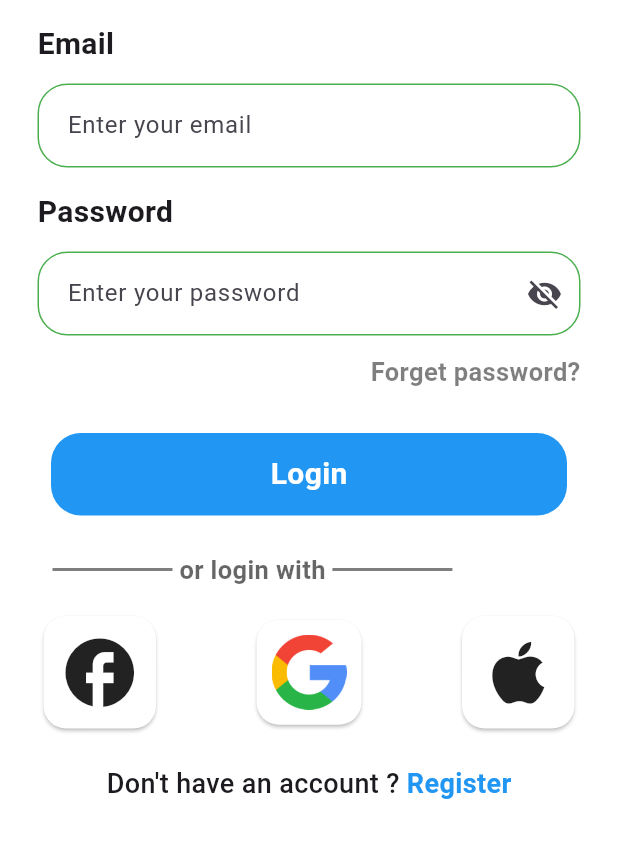
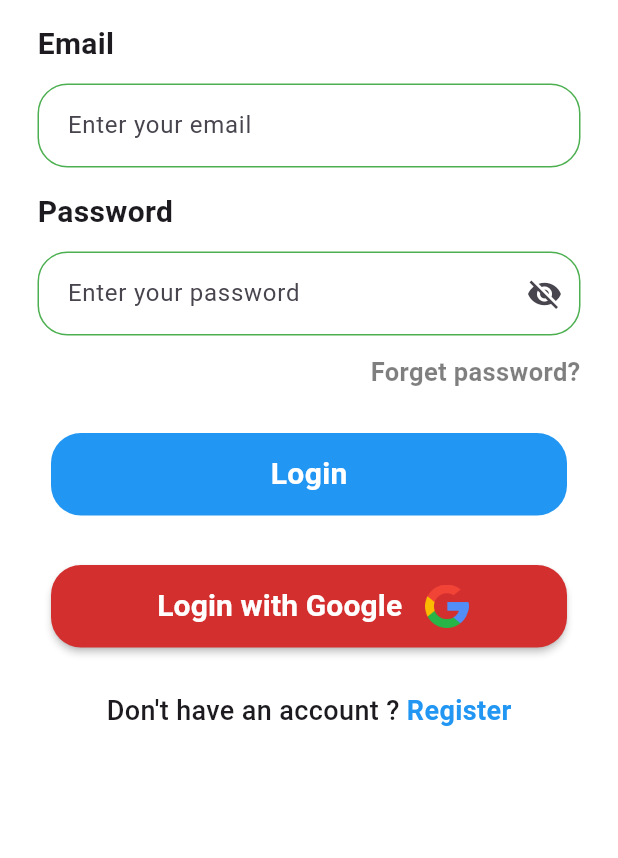
Before and after one commit to Youssef-Ma7moud-Eid/chatt_app, a Flutter app: the screen it shows after launch, on a phone screen of 412 x 824 dp, the part 239-1097 px from its top. Run offline on Flutter 3.47's test engine with Material 3 defaults, Android fonts, the phone set to English and light mode, and no system bars; our stand-ins replace awesome_dialog, firebase_auth, firebase_core, google_sign_in; accounts and stored records are empty.

Commit message:
login with google

```diff
--- a/lib/views/login_page.dart
+++ b/lib/views/login_page.dart
@@ -1,15 +1,13 @@
 import 'package:awesome_dialog/awesome_dialog.dart';
 import 'package:chatt_app/views/home_page.dart';
-
+import 'package:google_sign_in/google_sign_in.dart';
 import 'package:chatt_app/views/signup_page.dart';
 import 'package:chatt_app/widgets/accounts_login_widget.dart';
 import 'package:chatt_app/widgets/avatar_widget.dart';
-
 import 'package:chatt_app/widgets/buttom_widget.dart';
 import 'package:chatt_app/widgets/custom_appbar.dart';
 import 'package:chatt_app/widgets/login_in_accounts.dart';
 import 'package:chatt_app/widgets/text_fields_with_icons.dart';
-
 import 'package:chatt_app/widgets/text_widget.dart';
 import 'package:firebase_auth/firebase_auth.dart';
 import 'package:flutter/material.dart';
@@ -133,17 +131,46 @@ class _LoginPageState extends State<LoginPage> {
                       ),
                     ),
               const SizedBox(height: 15),
-              const LoginInAccounts(),
-              const SizedBox(height: 15),
-              Row(
-                mainAxisAlignment: MainAxisAlignment.spaceBetween,
-                children: [
-                  const CardAccount(child: Icon(Icons.facebook, size: 55)),
-                  CardAccount(
-                    child: Image.asset("assets/4.png", height: 50),
+              Padding(
+                padding: const EdgeInsets.all(9),
+                child: MaterialButton(
+                  textColor: Colors.white,
+                  color: Colors.red[700],
+                  height: 55,
+                  shape: RoundedRectangleBorder(
+                    borderRadius: BorderRadius.circular(20),
                   ),
-                  const CardAccount(child: Icon(Icons.apple, size: 55)),
-                ],
+                  onPressed: () async {
+                    signInWithGoogle();
+
+                    AwesomeDialog(
+                            btnOkOnPress: () {
+                              Navigator.pushReplacementNamed(
+                                  context, HomePage.id);
+                            },
+                            context: context,
+                            dialogType: DialogType.success,
+                            animType: AnimType.rightSlide,
+                            title: 'Sucess',
+                            desc: "login succsseful")
+                        .show();
+                  },
+                  child: Row(
+                    mainAxisAlignment: MainAxisAlignment.center,
+                    children: [
+                      const TextWidget(
+                        color: Colors.white,
+                        hinttext: " Login with Google   ",
+                        bold: true,
+                        size: 20,
+                      ),
+                      Image.asset(
+                        'assets/4.png',
+                        height: 29,
+                      ),
+                    ],
+                  ),
+                ),
               ),
               const SizedBox(height: 20),
               Row(
@@ -188,3 +215,21 @@ Future<void> checkEmailVerification(User user, BuildContext context) async {
     await Future.delayed(const Duration(seconds: 5)); // Check every 5 seconds
   }
 }
+
+Future<UserCredential> signInWithGoogle() async {
+  // Trigger the authentication flow
+  final GoogleSignInAccount? googleUser = await GoogleSignIn().signIn();
+
+  // Obtain the auth details from the request
+  final GoogleSignInAuthentication? googleAuth =
+      await googleUser?.authentication;
+
+  // Create a new credential
+  final credential = GoogleAuthProvider.credential(
+    accessToken: googleAuth?.accessToken,
+    idToken: googleAuth?.idToken,
+  );
+
+  // Once signed in, return the UserCredential
+  return await FirebaseAuth.instance.signInWithCredential(credential);
+}
--- a/pubspec.yaml
+++ b/pubspec.yaml
@@ -34,6 +34,7 @@ dependencies:
   firebase_core: ^3.4.1
   firebase_auth: ^5.2.1
   cloud_firestore: ^5.4.1
+  google_sign_in: ^6.2.2
   # The following adds the Cupertino Icons font to your application.
   # Use with the CupertinoIcons class for iOS style icons.
   cupertino_icons: ^1.0.6
```
Also changed, not shown: lib/firebase_options.dart, pubspec.lock, 3 other files.
